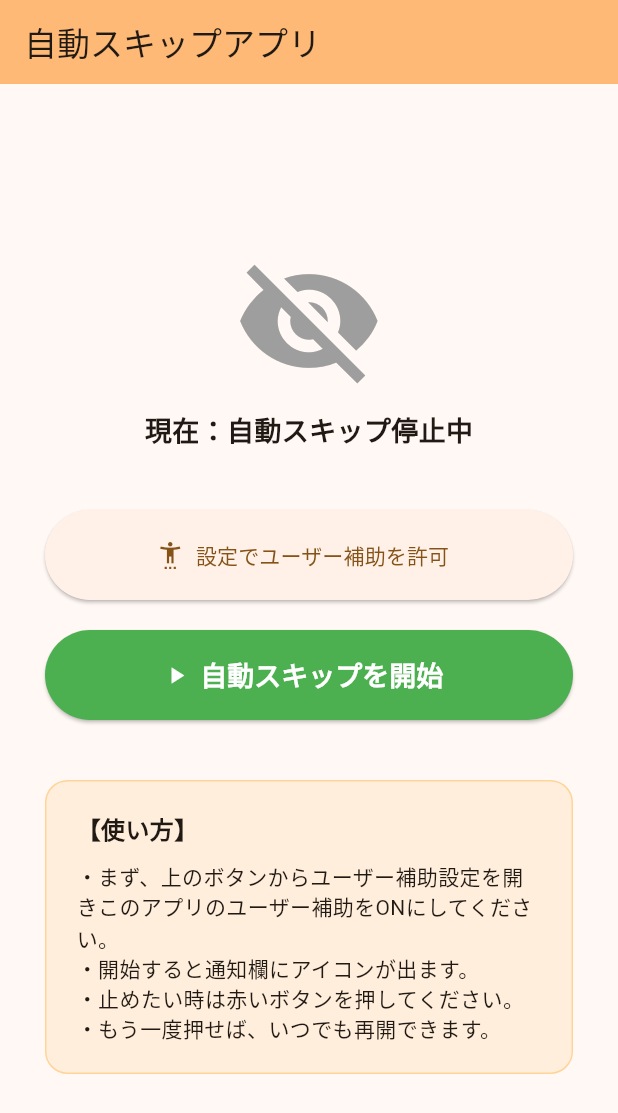
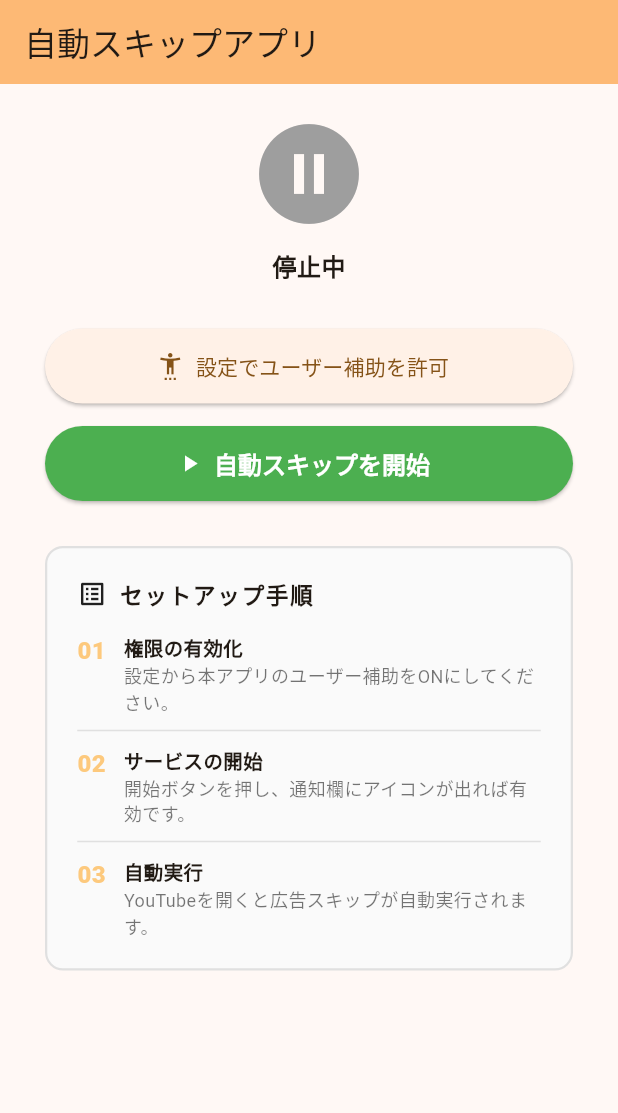
Before and after one commit to kasouzou/auto-tap, a Flutter app: the screen it shows after launch, on a phone screen of 412 x 824 dp. Shown: the top 1113 px of the screen. Run offline on Flutter 3.47's test engine with Material 3 defaults, Android fonts, the light colour scheme and no system bars; our stand-ins replace permission_handler.

```diff
--- a/lib/main.dart
+++ b/lib/main.dart
@@ -89,39 +89,41 @@ class _MyHomePageState extends State<MyHomePage> {
       appBar: AppBar(
         backgroundColor: Theme.of(context).colorScheme.inversePrimary,
         title: Text(widget.title),
+        // 横画面時にAppBarがデカすぎると邪魔なので少しスリムに
+        toolbarHeight: MediaQuery.of(context).orientation == Orientation.landscape ? 40 : null,
       ),
-      body: Center(
+      // 【マクロな視点】横画面でのオーバーフローを防ぐための必須スクロール設定
+      body: SingleChildScrollView(
         child: Padding(
-          padding: const EdgeInsets.symmetric(horizontal: 30),
+          padding: const EdgeInsets.symmetric(horizontal: 30, vertical: 20),
           child: Column(
             mainAxisAlignment: MainAxisAlignment.center,
             children: <Widget>[
-              // 状態に合わせてアイコンの色や形を変える（鋭い観察眼！）
+              // 状態アイコンとテキスト
               Icon(
-                _isMonitoring ? Icons.visibility : Icons.visibility_off,
-                size: 100,
+                _isMonitoring ? Icons.check_circle : Icons.pause_circle_filled,
+                size: 80,
                 color: _isMonitoring ? Colors.green : Colors.grey,
               ),
               const SizedBox(height: 10),
               Text(
-                _isMonitoring ? "現在：自動スキップ稼働中" : "現在：自動スキップ停止中",
-                style: const TextStyle(fontWeight: FontWeight.bold, fontSize: 18),
+                _isMonitoring ? "稼働中" : "停止中",
+                style: const TextStyle(fontWeight: FontWeight.bold, fontSize: 16),
               ),
-              const SizedBox(height: 40),
+              const SizedBox(height: 30),
 
-              // 1. ユーザー補助設定（これは常に必要）
+              // 横画面時にボタンが横に並ぶと使いやすいが、今回はシンプルに縦並びを維持しつつ間隔を調整
               ElevatedButton.icon(
                 onPressed: _openAccessibilitySettings,
                 icon: const Icon(Icons.settings_accessibility),
                 label: const Text('設定でユーザー補助を許可'),
                 style: ElevatedButton.styleFrom(
-                  minimumSize: const Size(double.infinity, 60),
+                  minimumSize: const Size(double.infinity, 50),
                 ),
               ),
 
-              const SizedBox(height: 20),
+              const SizedBox(height: 15),
 
-              // 2. 開始 / 停止ボタン（動的に変化！）
               ElevatedButton.icon(
                 onPressed: _toggleMonitoring,
                 icon: Icon(_isMonitoring ? Icons.stop : Icons.play_arrow),
@@ -129,13 +131,13 @@ class _MyHomePageState extends State<MyHomePage> {
                 style: ElevatedButton.styleFrom(
                   backgroundColor: _isMonitoring ? Colors.red : Colors.green,
                   foregroundColor: Colors.white,
-                  minimumSize: const Size(double.infinity, 60),
-                  textStyle: const TextStyle(fontSize: 18, fontWeight: FontWeight.bold),
+                  minimumSize: const Size(double.infinity, 50),
+                  textStyle: const TextStyle(fontSize: 16, fontWeight: FontWeight.bold),
                 ),
               ),
 
-              const SizedBox(height: 40),
-              // 説明書
+              const SizedBox(height: 30),
+              // 動的に中身が変わるガイドセクション
               _buildGuideSection(),
             ],
           ),
@@ -146,23 +148,88 @@ class _MyHomePageState extends State<MyHomePage> {
 
   Widget _buildGuideSection() {
     return Container(
-      padding: const EdgeInsets.all(20),
+      width: double.infinity,
+      padding: const EdgeInsets.symmetric(horizontal: 20, vertical: 20),
       decoration: BoxDecoration(
-        color: Colors.orange.withOpacity(0.1),
-        borderRadius: BorderRadius.circular(15),
-        border: Border.all(color: Colors.orange.withOpacity(0.3)),
+        // 稼働中は緑っぽく、停止中はグレーにする
+        color: _isMonitoring ? Colors.green.shade50 : Colors.grey.shade50,
+        borderRadius: BorderRadius.circular(12),
+        border: Border.all(
+          color: _isMonitoring ? Colors.green.shade200 : Colors.grey.shade300,
+          width: 1.5,
+        ),
       ),
-      child: const Column(
+      child: Column(
         crossAxisAlignment: CrossAxisAlignment.start,
         children: [
-          Text('【使い方】', style: TextStyle(fontWeight: FontWeight.bold, fontSize: 16)),
-          SizedBox(height: 10),
-          Text('・まず、上のボタンからユーザー補助設定を開きこのアプリのユーザー補助をONにしてください。'),
-          Text('・開始すると通知欄にアイコンが出ます。'),
-          Text('・止めたい時は赤いボタンを押してください。'),
-          Text('・もう一度押せば、いつでも再開できます。'),
+          Row(
+            children: [
+              Icon(
+                _isMonitoring ? Icons.verified_user : Icons.list_alt,
+                size: 20,
+                color: _isMonitoring ? Colors.green : Colors.black87,
+              ),
+              const SizedBox(width: 8),
+              Text(
+                _isMonitoring ? 'システム稼働状況' : 'セットアップ手順',
+                style: const TextStyle(fontWeight: FontWeight.bold, fontSize: 15, letterSpacing: 1.2),
+              ),
+            ],
+          ),
+          const SizedBox(height: 16),
+
+          // 監視中の場合はステータス表示、停止中は手順を表示
+          if (_isMonitoring) ...[
+            _buildStatusRow(Icons.check, "バックグラウンド監視：アクティブ"),
+            _buildStatusRow(Icons.check, "ユーザー補助権限：有効"),
+            _buildStatusRow(Icons.sync, "ターゲット：YouTube広告を待機中..."),
+          ] else ...[
+            _buildStepRow('01', '権限の有効化', '設定から本アプリのユーザー補助をONにしてください。'),
+            _buildDivider(),
+            _buildStepRow('02', 'サービスの開始', '開始ボタンを押し、通知欄にアイコンが出れば有効です。'),
+            _buildDivider(),
+            _buildStepRow('03', '自動実行', 'YouTubeを開くと広告スキップが自動実行されます。'),
+          ],
         ],
       ),
     );
   }
+
+  // 稼働中用の無機質なステータス行
+  Widget _buildStatusRow(IconData icon, String label) {
+    return Padding(
+      padding: const EdgeInsets.symmetric(vertical: 4),
+      child: Row(
+        children: [
+          Icon(icon, size: 16, color: Colors.green),
+          const SizedBox(width: 10),
+          Text(label, style: const TextStyle(fontSize: 13, color: Colors.black87)),
+        ],
+      ),
+    );
+  }
+
+  // 手順行（高さを抑えるために微調整）
+  Widget _buildStepRow(String stepNumber, String title, String description) {
+    return Row(
+      crossAxisAlignment: CrossAxisAlignment.start,
+      children: [
+        Text(stepNumber, style: TextStyle(fontSize: 16, fontWeight: FontWeight.w900, color: Colors.orange.withOpacity(0.5))),
+        const SizedBox(width: 12),
+        Expanded(
+          child: Column(
+            crossAxisAlignment: CrossAxisAlignment.start,
+            children: [
+              Text(title, style: const TextStyle(fontWeight: FontWeight.bold, fontSize: 13)),
+              Text(description, style: const TextStyle(fontSize: 12, color: Colors.black54)),
+            ],
+          ),
+        ),
+      ],
+    );
+  }
+
+  Widget _buildDivider() {
+    return Padding(padding: const EdgeInsets.symmetric(vertical: 10), child: Divider(height: 1, color: Colors.grey.shade300));
+  }
 }
```
Also changed, not shown: 44 other files.
